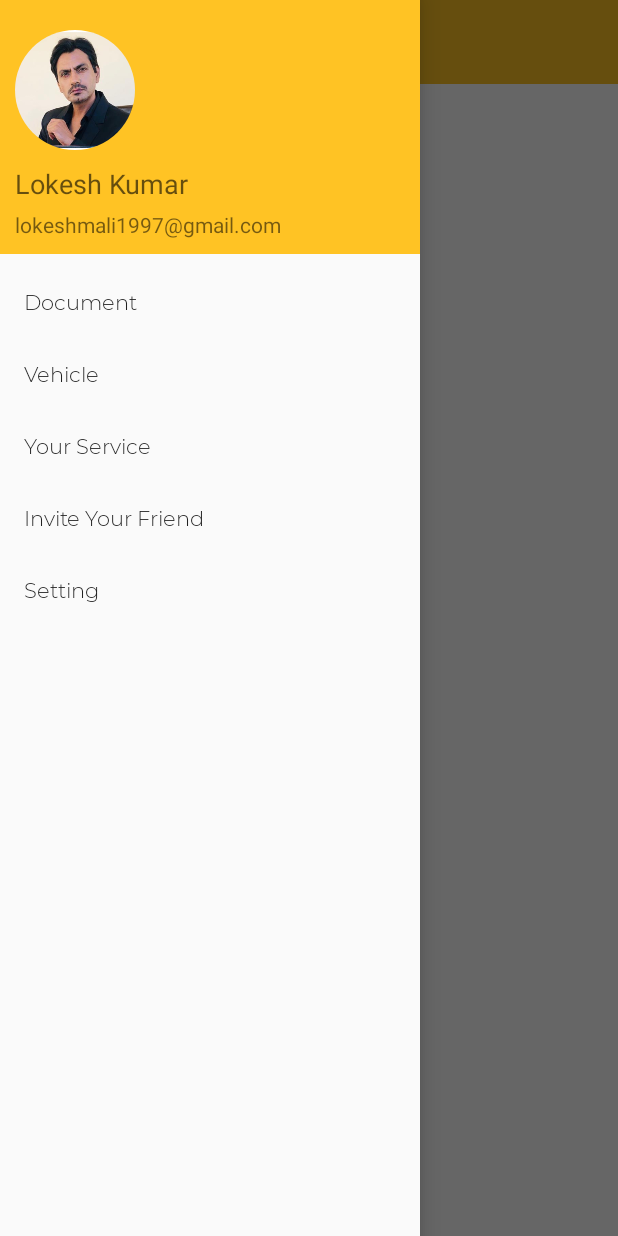
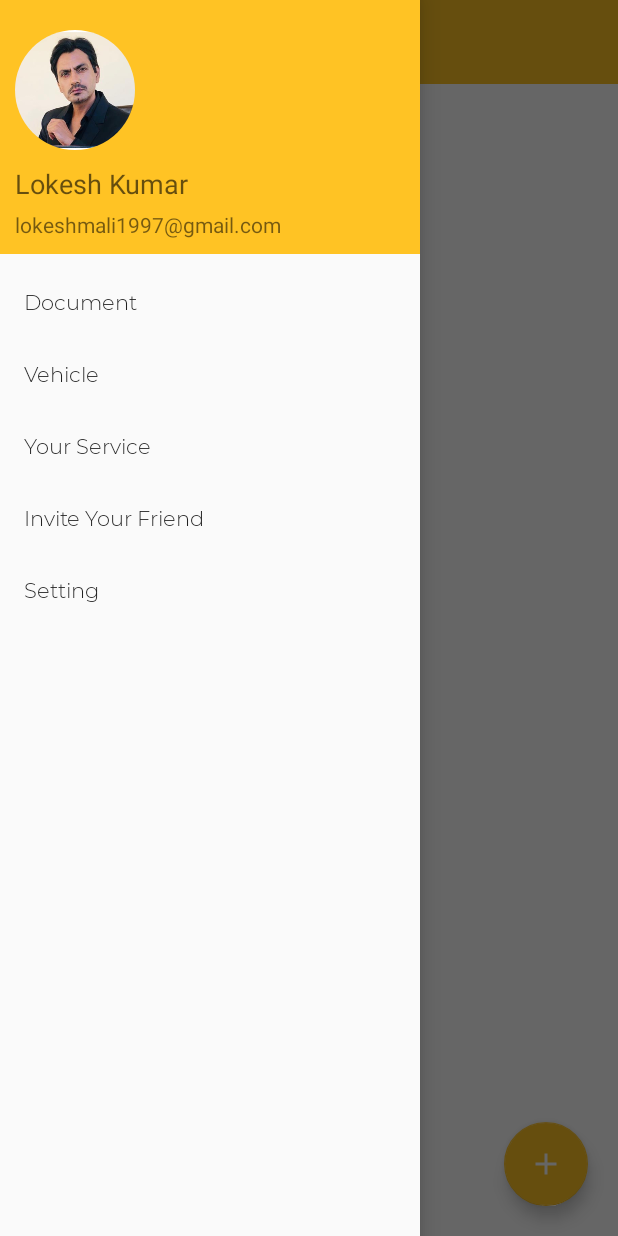
Before and after one commit to ravibhati786/RoadSide_Assistance, an Android app: the fragment CustomerDocumentFragment placed in its activity, with the side drawer open, on a phone screen of 412 x 824 dp. Run offline under Robolectric (Android 15) with nearby library versions, the light colour scheme and no system bars; plain views replace RoundedImageView.

Commit message:
working on document layout

```diff
--- /dev/null
+++ b/app/src/main/res/drawable/ic_baseline_add_24.xml
@@ -0,0 +1,5 @@
+<vector android:height="24dp" android:tint="#FFFFFF"
+    android:viewportHeight="24" android:viewportWidth="24"
+    android:width="24dp" xmlns:android="http://schemas.android.com/apk/res/android">
+    <path android:fillColor="@android:color/white" android:pathData="M19,13h-6v6h-2v-6H5v-2h6V5h2v6h6v2z"/>
+</vector>
--- /dev/null
+++ b/app/src/main/res/layout/content_add_image.xml
@@ -0,0 +1,9 @@
+<?xml version="1.0" encoding="utf-8"?>
+<RelativeLayout
+    xmlns:android="http://schemas.android.com/apk/res/android"
+    android:layout_width="match_parent"
+    android:layout_height="match_parent">
+
+
+
+</RelativeLayout>
--- a/app/src/main/res/layout/fragment_customer_document.xml
+++ b/app/src/main/res/layout/fragment_customer_document.xml
@@ -7,7 +7,7 @@
     tools:context=".CustomerDocumentFragment"
     android:background="@color/white">
 
-
+<!--
 
     <androidx.cardview.widget.CardView
         android:layout_width="wrap_content"
@@ -32,6 +32,18 @@
             android:text="Create"/>
 
     </androidx.cardview.widget.CardView>
+-->
+
+<com.google.android.material.floatingactionbutton.FloatingActionButton
+    android:id="@+id/fabbtn"
+    android:layout_width="wrap_content"
+    android:layout_height="wrap_content"
+    android:layout_gravity="bottom|end"
+    android:layout_alignParentBottom="true"
+    android:layout_alignParentEnd="true"
+    android:layout_marginRight="0dp"
+    android:layout_margin="20dp"
+    android:src="@drawable/ic_baseline_add_24"/>
 
 
 
```
